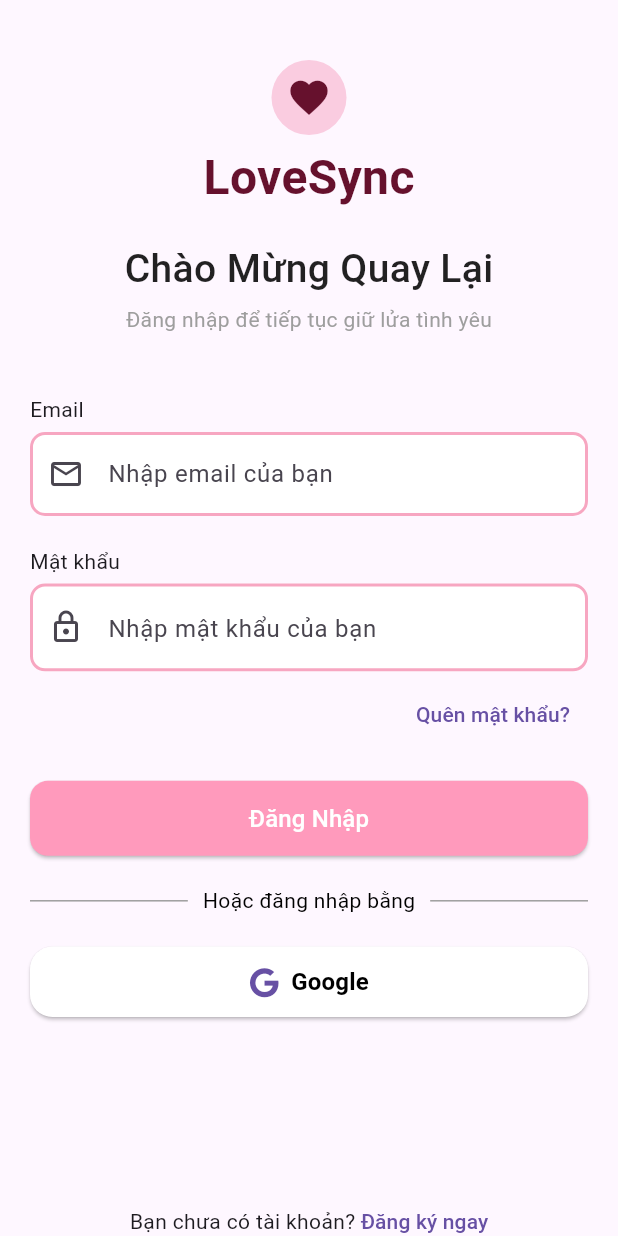
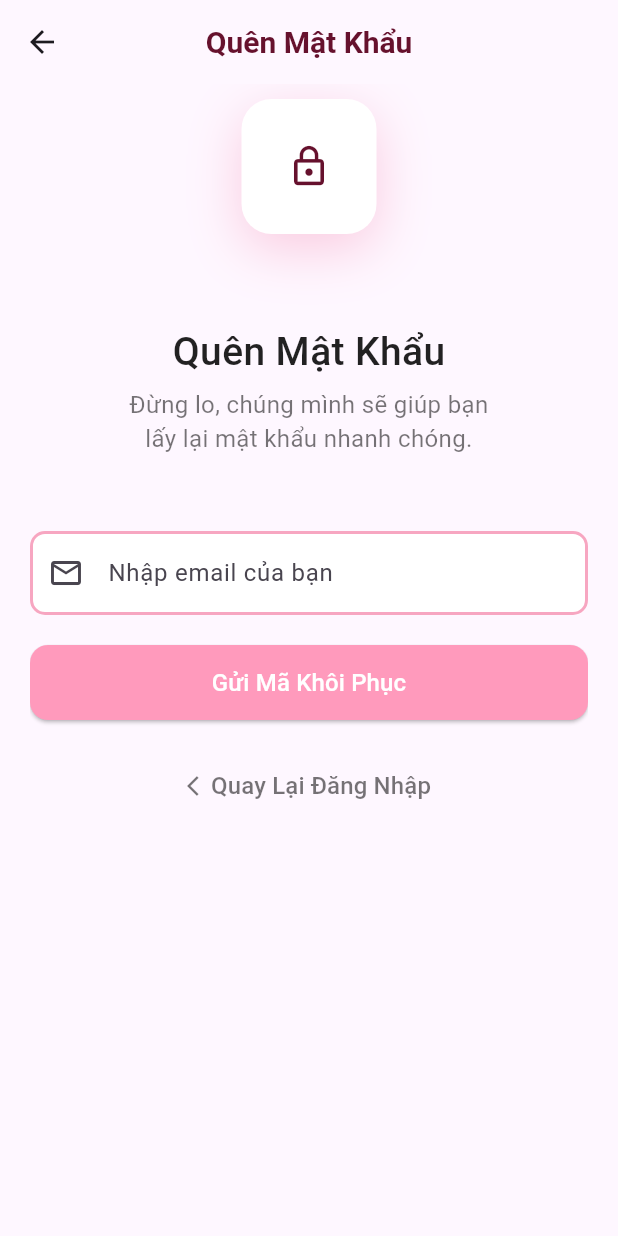
Before and after one commit to LoveSync-App/LoveSync-Mobile, a Flutter app: the screen it shows after launch, after a tap on "Quên mật khẩu?", on a phone screen of 412 x 824 dp. Run offline on Flutter 3.47's test engine with Material 3 defaults, Android fonts, the phone set to English and light mode, and no system bars; our stand-ins replace dio, font_awesome_flutter, go_router, pinput, qr_flutter, shared_preferences and 1 more; missing offline and left inert: mobile_scanner; network calls fail.

Commit message:
feat(auth): add  forgot_password UI #2

```diff
--- a/lib/app_router.dart
+++ b/lib/app_router.dart
@@ -1,5 +1,6 @@
 import 'package:flutter/material.dart';
 import 'package:go_router/go_router.dart';
+import 'package:lovesync_mobile/features/auth/presentation/pages/forgot_password_page.dart';
 import 'package:lovesync_mobile/features/auth/presentation/pages/login_page.dart';
 import 'package:lovesync_mobile/features/auth/presentation/pages/register_page.dart';
 import 'package:lovesync_mobile/features/couple/presentation/pages/couple_code_page.dart';
@@ -39,6 +40,10 @@
         builder: (context, state) => const RegisterPage(),
       ),
       GoRoute(
+        path: '/forgot-password',
+        builder: (context, state) => const ForgotPasswordPage(),
+      ),
+      GoRoute(
         path: "/couple/code",
         builder: (context, state) => const CoupleCodePage(),
       ),
@@ -65,7 +70,8 @@
       }
 
       if (state.matchedLocation == '/register' ||
-          state.matchedLocation == '/login') {
+          state.matchedLocation == '/login' ||
+          state.matchedLocation == '/forgot-password') {
         return null;
       }
 
--- /dev/null
+++ b/lib/features/auth/presentation/pages/forgot_password_page.dart
@@ -0,0 +1,348 @@
+import 'package:flutter/material.dart';
+import 'package:go_router/go_router.dart';
+import 'package:pinput/pinput.dart';
+
+class ForgotPasswordPage extends StatefulWidget {
+  const ForgotPasswordPage({super.key});
+
+  @override
+  State<StatefulWidget> createState() => _ForgotPasswordPageState();
+}
+
+class _ForgotPasswordPageState extends State<ForgotPasswordPage> {
+  final pageController = PageController();
+  bool _isShowPassword = false;
+  bool _isShowConfirmPassword = false;
+
+  @override
+  Widget build(BuildContext context) {
+    return Scaffold(
+      appBar: AppBar(
+        title: Text(
+          'Quên Mật Khẩu',
+          style: TextStyle(
+            fontSize: 20,
+            fontWeight: FontWeight.bold,
+            color: Color.fromARGB(255, 102, 17, 45),
+          ),
+        ),
+        centerTitle: true,
+      ),
+      body: SingleChildScrollView(
+        child: Container(
+          margin: const EdgeInsets.fromLTRB(20, 10, 20, 0),
+          width: double.infinity,
+          child: Column(
+            crossAxisAlignment: CrossAxisAlignment.center,
+            children: [
+              Row(
+                mainAxisAlignment: MainAxisAlignment.center,
+                children: [
+                  Container(
+                    padding: const EdgeInsets.all(30),
+                    decoration: BoxDecoration(
+                      color: Colors.white,
+                      borderRadius: BorderRadius.circular(20),
+                      boxShadow: [
+                        BoxShadow(
+                          color: Colors.pink.withOpacity(0.2),
+                          blurRadius: 30,
+                          offset: const Offset(0, 10),
+                        ),
+                      ],
+                    ),
+                    child: Icon(
+                      Icons.lock_outline,
+                      size: 30,
+                      color: const Color.fromARGB(255, 102, 17, 45),
+                    ),
+                  ),
+                ],
+              ),
+              const SizedBox(height: 60),
+              const Text(
+                "Quên Mật Khẩu",
+                style: TextStyle(
+                  fontSize: 26,
+                  color: Colors.black87,
+                  fontWeight: FontWeight.w500,
+                ),
+              ),
+              const SizedBox(height: 5),
+              const Text(
+                "Đừng lo, chúng mình sẽ giúp bạn\nlấy lại mật khẩu nhanh chóng.",
+                style: TextStyle(fontSize: 16, color: Colors.black54),
+                textAlign: TextAlign.center,
+              ),
+
+              const SizedBox(height: 50),
+              SizedBox(
+                height: 260,
+                child: PageView(
+                  controller: pageController,
+                  physics: NeverScrollableScrollPhysics(),
+                  children: [
+                    _buildEmailInput(),
+                    _buildOtpInput(),
+                    _buildResetPassword(),
+                  ],
+                ),
+              ),
+            ],
+          ),
+        ),
+      ),
+    );
+  }
+
+  Widget _buildEmailInput() {
+    return Column(
+      children: [
+        Column(
+          crossAxisAlignment: CrossAxisAlignment.start,
+          children: [
+            TextField(
+              decoration: InputDecoration(
+                filled: true,
+                fillColor: Colors.white,
+                prefixIcon: const Icon(Icons.email_outlined),
+                enabledBorder: const OutlineInputBorder(
+                  borderRadius: BorderRadius.all(Radius.circular(10)),
+                  borderSide: BorderSide(
+                    width: 2,
+                    color: Color.fromARGB(255, 247, 166, 193),
+                  ),
+                ),
+                focusedBorder: const OutlineInputBorder(
+                  borderRadius: BorderRadius.all(Radius.circular(12)),
+                  borderSide: BorderSide(
+                    color: Color.fromARGB(255, 255, 68, 131),
+                    width: 2,
+                  ),
+                ),
+                hintText: "Nhập email của bạn",
+              ),
+            ),
+            const SizedBox(height: 20),
+            SizedBox(
+              width: double.infinity,
+              height: 50,
+              child: ElevatedButton(
+                onPressed: () {
+                  pageController.nextPage(
+                    duration: const Duration(milliseconds: 300),
+                    curve: Curves.easeInOut,
+                  );
+                },
+                style: ElevatedButton.styleFrom(
+                  backgroundColor: const Color.fromARGB(255, 255, 154, 188),
+                  shape: RoundedRectangleBorder(
+                    borderRadius: BorderRadius.circular(12),
+                  ),
+                ),
+                child: const Text(
+                  "Gửi Mã Khôi Phục",
+                  style: TextStyle(fontSize: 16, color: Colors.white),
+                ),
+              ),
+            ),
+          ],
+        ),
+        const SizedBox(height: 20),
+        TextButton(
+          onPressed: () {
+            context.pop();
+          },
+          child: Row(
+            mainAxisAlignment: MainAxisAlignment.center,
+            children: [
+              const Icon(Icons.arrow_back_ios, size: 16, color: Colors.black54),
+              const Text(
+                "Quay Lại Đăng Nhập",
+                style: TextStyle(fontSize: 16, color: Colors.black54),
+              ),
+            ],
+          ),
+        ),
+      ],
+    );
+  }
+
+  Widget _buildOtpInput() {
+    return Column(
+      children: [
+        Pinput(
+          length: 6,
+          defaultPinTheme: PinTheme(
+            width: 60,
+            height: 60,
+            textStyle: const TextStyle(fontSize: 20, color: Colors.black87),
+            decoration: BoxDecoration(
+              border: Border.all(color: Colors.grey),
+              borderRadius: BorderRadius.circular(8),
+            ),
+          ),
+        ),
+        const SizedBox(height: 20),
+        SizedBox(
+          width: double.infinity,
+          height: 50,
+          child: ElevatedButton(
+            onPressed: () {
+              pageController.nextPage(
+                duration: const Duration(milliseconds: 300),
+                curve: Curves.easeInOut,
+              );
+            },
+            style: ElevatedButton.styleFrom(
+              backgroundColor: const Color.fromARGB(255, 255, 154, 188),
+              shape: RoundedRectangleBorder(
+                borderRadius: BorderRadius.circular(12),
+              ),
+            ),
+            child: const Text(
+              "Xác Nhận Mã OTP",
+              style: TextStyle(fontSize: 16, color: Colors.white),
+            ),
+          ),
+        ),
+        const SizedBox(height: 20),
+        TextButton(
+          onPressed: () {
+            pageController.previousPage(
+              duration: const Duration(milliseconds: 300),
+              curve: Curves.easeInOut,
+            );
+          },
+          child: Row(
+            mainAxisAlignment: MainAxisAlignment.center,
+            children: [
+              const Icon(Icons.arrow_back_ios, size: 16, color: Colors.black54),
+              const Text(
+                "Quay Lại",
+                style: TextStyle(fontSize: 16, color: Colors.black54),
+              ),
+            ],
+          ),
+        ),
+      ],
+    );
+  }
+
+  Widget _buildResetPassword() {
+    return Column(
+      children: [
+        Column(
+          crossAxisAlignment: CrossAxisAlignment.start,
+          children: [
+            const Text("Mật khẩu"),
+            const SizedBox(height: 5),
+            TextField(
+              obscureText: !_isShowConfirmPassword,
+
+              decoration: InputDecoration(
+                filled: true,
+                fillColor: Colors.white,
+                prefixIcon: const Icon(Icons.lock_outlined),
+                suffix: GestureDetector(
+                  onTap: () {
+                    setState(() {
+                      _isShowConfirmPassword = !_isShowConfirmPassword;
+                    });
+                  },
+                  child: Icon(
+                    _isShowConfirmPassword
+                        ? Icons.visibility
+                        : Icons.visibility_off,
+                    size: 20,
+                  ),
+                ),
+                enabledBorder: const OutlineInputBorder(
+                  borderRadius: BorderRadius.all(Radius.circular(10)),
+                  borderSide: BorderSide(
+                    width: 2,
+                    color: Color.fromARGB(255, 247, 166, 193),
+                  ),
+                ),
+                focusedBorder: const OutlineInputBorder(
+                  borderRadius: BorderRadius.all(Radius.circular(12)),
+                  borderSide: BorderSide(
+                    color: Color.fromARGB(255, 255, 68, 131),
+                    width: 2,
+                  ),
+                ),
+                hintText: "Nhập mật khẩu của bạn",
+              ),
+            ),
+          ],
+        ),
+        const SizedBox(height: 20),
+        Column(
+          crossAxisAlignment: CrossAxisAlignment.start,
+          children: [
+            const Text("Xác nhận mật khẩu"),
+            const SizedBox(height: 5),
+            TextField(
+              obscureText: !_isShowPassword,
+
+              decoration: InputDecoration(
+                filled: true,
+                fillColor: Colors.white,
+                prefixIcon: const Icon(Icons.lock_outlined),
+                suffix: GestureDetector(
+                  onTap: () {
+                    setState(() {
+                      _isShowPassword = !_isShowPassword;
+                    });
+                  },
+                  child: Icon(
+                    _isShowPassword ? Icons.visibility : Icons.visibility_off,
+                    size: 20,
+                  ),
+                ),
+                enabledBorder: const OutlineInputBorder(
+                  borderRadius: BorderRadius.all(Radius.circular(10)),
+                  borderSide: BorderSide(
+                    width: 2,
+                    color: Color.fromARGB(255, 247, 166, 193),
+                  ),
+                ),
+                focusedBorder: const OutlineInputBorder(
+                  borderRadius: BorderRadius.all(Radius.circular(12)),
+                  borderSide: BorderSide(
+                    color: Color.fromARGB(255, 255, 68, 131),
+                    width: 2,
+                  ),
+                ),
+                hintText: "Nhập xác nhận mật khẩu",
+              ),
+            ),
+          ],
+        ),
+        const SizedBox(height: 20),
+        SizedBox(
+          width: double.infinity,
+          height: 50,
+          child: ElevatedButton(
+            onPressed: () {
+              pageController.nextPage(
+                duration: const Duration(milliseconds: 300),
+                curve: Curves.easeInOut,
+              );
+            },
+            style: ElevatedButton.styleFrom(
+              backgroundColor: const Color.fromARGB(255, 255, 154, 188),
+              shape: RoundedRectangleBorder(
+                borderRadius: BorderRadius.circular(12),
+              ),
+            ),
+            child: const Text(
+              "Xác Nhận Mã OTP",
+              style: TextStyle(fontSize: 16, color: Colors.white),
+            ),
+          ),
+        ),
+      ],
+    );
+  }
+}
--- a/lib/features/auth/presentation/pages/login_page.dart
+++ b/lib/features/auth/presentation/pages/login_page.dart
@@ -146,7 +146,10 @@
               Align(
                 alignment: Alignment.centerRight,
                 child: TextButton(
-                  onPressed: () {},
+                  onPressed: () {
+                    context.push("/forgot-password");
+                  },
+
                   child: const Text("Quên mật khẩu?"),
                 ),
               ),
--- a/pubspec.yaml
+++ b/pubspec.yaml
@@ -42,6 +42,7 @@
   mobile_scanner: ^7.2.0
   skeletonizer: ^2.1.3
   font_awesome_flutter: ^11.0.0
+  pinput: ^6.0.2
 
 dev_dependencies:
   flutter_test:
```
Also changed, not shown: pubspec.lock.
